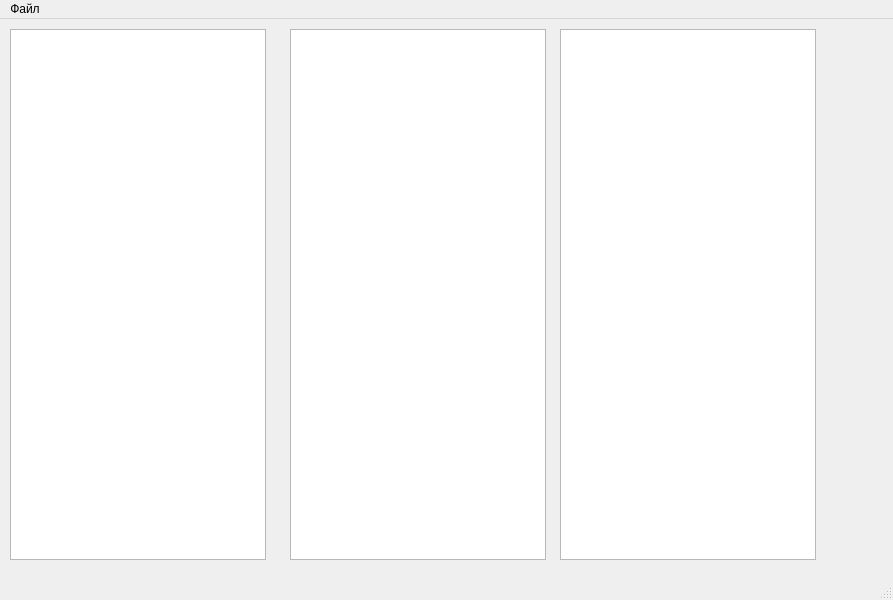
Anton201276/Otus-Qt, file DZ3_SQL_DB/mainwindow.ui: the form before one commit.
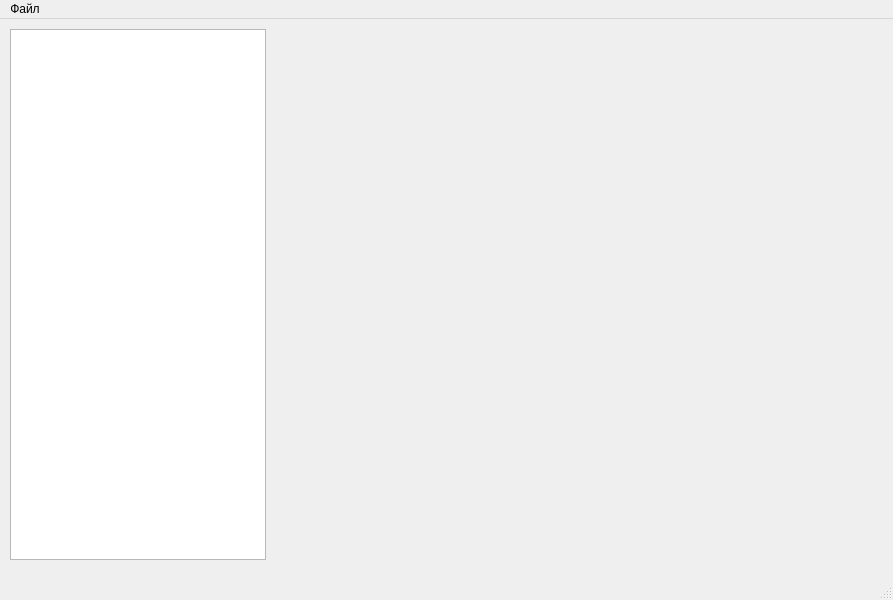
The form after the commit.

Patch:
```diff
--- a/DZ3_SQL_DB/mainwindow.ui
+++ b/DZ3_SQL_DB/mainwindow.ui
@@ -24,26 +24,6 @@
      </rect>
     </property>
    </widget>
-   <widget class="QListView" name="listView_name">
-    <property name="geometry">
-     <rect>
-      <x>290</x>
-      <y>10</y>
-      <width>256</width>
-      <height>531</height>
-     </rect>
-    </property>
-   </widget>
-   <widget class="QListView" name="listView_desc">
-    <property name="geometry">
-     <rect>
-      <x>560</x>
-      <y>10</y>
-      <width>256</width>
-      <height>531</height>
-     </rect>
-    </property>
-   </widget>
   </widget>
   <widget class="QMenuBar" name="menubar">
    <property name="geometry">
```
